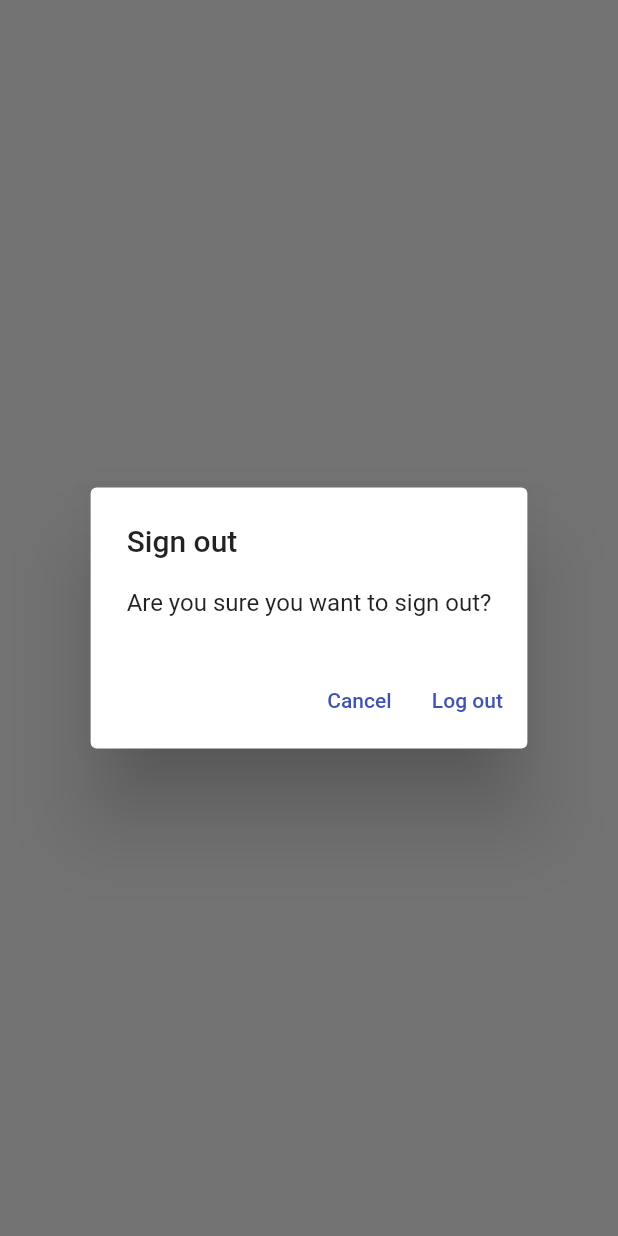
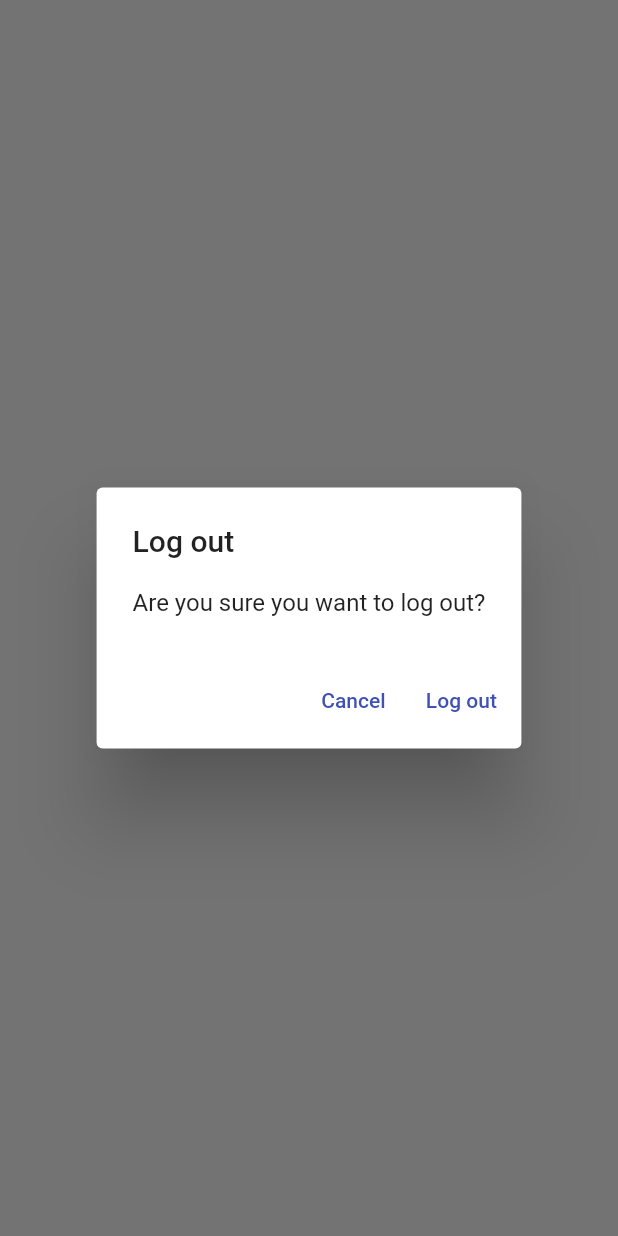
Before and after one commit to ttvs-blockchain/flutter-customer-client, a Flutter app: what showLogOutDialog() shows on an empty page, opened directly, on a phone screen of 412 x 824 dp. Run offline on Flutter 3.47's test engine with Material 2 defaults, Android fonts, the phone set to English and light mode, and no system bars; our stand-ins replace firebase_auth, firebase_core, objectbox, rxdart, sqflite; accounts and stored records are empty; generated files the repository leaves out were written again; network calls fail.

Commit message:
generic dialogs

```diff
--- a/lib/screens/certificate.dart
+++ b/lib/screens/certificate.dart
@@ -5,7 +5,7 @@ import 'package:intl/intl.dart';
 import 'package:path_provider/path_provider.dart';
 import 'package:vaxpass/models/models.dart';
 import 'package:vaxpass/objectbox.g.dart';
-import 'package:vaxpass/utils/routes.dart';
+import 'package:vaxpass/utils/routes/routes.dart';
 
 class CertificateScene extends StatefulWidget {
   const CertificateScene({Key? key}) : super(key: key);
--- a/lib/screens/login_view.dart
+++ b/lib/screens/login_view.dart
@@ -3,7 +3,7 @@ import 'package:flutter/material.dart';
 import 'package:vaxpass/constants/routes.dart';
 import 'package:vaxpass/services/auth/auth_exceptions.dart';
 import 'package:vaxpass/services/auth/auth_service.dart';
-import 'package:vaxpass/utils/error_dialog.dart';
+import 'package:vaxpass/utils/dialogs/error_dialog.dart';
 
 class LoginView extends StatefulWidget {
   const LoginView({Key? key}) : super(key: key);
--- a/lib/screens/main_view.dart
+++ b/lib/screens/main_view.dart
@@ -1,8 +1,10 @@
 import 'package:flutter/material.dart';
 import 'package:vaxpass/constants/routes.dart';
 import 'package:vaxpass/enums/menu_action.dart';
+import 'package:vaxpass/screens/certificate_list_view.dart';
 import 'package:vaxpass/services/auth/auth_service.dart';
 import 'package:vaxpass/services/crud/certificate_service.dart';
+import 'package:vaxpass/utils/dialogs/logout_dialog.dart';
 
 class MainView extends StatefulWidget {
   const MainView({Key? key}) : super(key: key);
@@ -76,7 +78,18 @@ class _MainViewState extends State<MainView> {
                       switch (snapshot.connectionState) {
                         case ConnectionState.waiting:
                         case ConnectionState.active:
-                          return const Text('Waiting for all certificates...');
+                          if (snapshot.hasData) {
+                            final allCertificates =
+                                snapshot.data as List<DatabaseCertificate>;
+                            return CertificateListView(
+                              certificates: allCertificates,
+                              onDeleteCertificate: (certificate) async {
+                                await _certificateService.deleteCertificate(
+                                    id: certificate.id);
+                              },
+                            );
+                          }
+                          return const CircularProgressIndicator();
                         default:
                           return const CircularProgressIndicator();
                       }
@@ -158,29 +171,3 @@ class _MainViewState extends State<MainView> {
 //     );
 //   }
 // }
-
-Future<bool> showLogOutDialog(BuildContext context) {
-  return showDialog<bool>(
-    context: context,
-    builder: (context) {
-      return AlertDialog(
-        title: const Text('Sign out'),
-        content: const Text('Are you sure you want to sign out?'),
-        actions: [
-          TextButton(
-            onPressed: () {
-              Navigator.of(context).pop(false);
-            },
-            child: const Text('Cancel'),
-          ),
-          TextButton(
-            onPressed: () {
-              Navigator.of(context).pop(true);
-            },
-            child: const Text('Log out'),
-          ),
-        ],
-      );
-    },
-  ).then((value) => value ?? false);
-}
--- a/lib/screens/register_view.dart
+++ b/lib/screens/register_view.dart
@@ -2,7 +2,7 @@ import 'package:flutter/material.dart';
 import 'package:vaxpass/constants/routes.dart';
 import 'package:vaxpass/services/auth/auth_exceptions.dart';
 import 'package:vaxpass/services/auth/auth_service.dart';
-import 'package:vaxpass/utils/error_dialog.dart';
+import 'package:vaxpass/utils/dialogs/error_dialog.dart';
 
 class RegisterView extends StatefulWidget {
   const RegisterView({Key? key}) : super(key: key);
--- /dev/null
+++ b/lib/utils/dialogs/generic_dialog.dart
@@ -0,0 +1,36 @@
+import 'package:flutter/material.dart';
+
+typedef DialogOptionBuilder<T> = Map<String, T?> Function();
+
+Future<T?> showGenericDialog<T>({
+  required BuildContext context,
+  required String title,
+  required String content,
+  required DialogOptionBuilder optionBuilder,
+}) {
+  final options = optionBuilder();
+  return showDialog<T>(
+    context: context,
+    builder: (context) {
+      return AlertDialog(
+        title: Text(title),
+        content: Text(content),
+        actions: options.keys.map(
+          (optionTitle) {
+            final value = options[optionTitle];
+            return TextButton(
+              onPressed: () {
+                if (value != null) {
+                  Navigator.of(context).pop(value);
+                } else {
+                  Navigator.of(context).pop();
+                }
+              },
+              child: Text(optionTitle),
+            );
+          },
+        ).toList(),
+      );
+    },
+  );
+}
--- /dev/null
+++ b/lib/utils/dialogs/logout_dialog.dart
@@ -0,0 +1,16 @@
+import 'package:flutter/material.dart';
+import 'package:vaxpass/utils/dialogs/generic_dialog.dart';
+
+Future<bool> showLogOutDialog(BuildContext context) {
+  return showGenericDialog(
+    context: context,
+    title: 'Log out',
+    content: 'Are you sure you want to log out?',
+    optionBuilder: () => {
+      'Cancel': false,
+      'Log out': true,
+    },
+  ).then(
+    (value) => value ?? false,
+  );
+}
```
Also changed, not shown: lib/screens/certificate_list_view.dart (added, +44 -0 lines), lib/screens/new_certificate_view.dart (+82 -1 lines), lib/services/crud/certificate_service.dart (+14 -5 lines), lib/utils/dialogs/delete_dialog.dart (added, +16 -0 lines), lib/utils/dialogs/error_dialog.dart (added, +16 -0 lines), lib/utils/error_dialog.dart (deleted, +0 -24 lines), lib/utils/routes/routes.dart (renamed from lib/utils/routes.dart).
